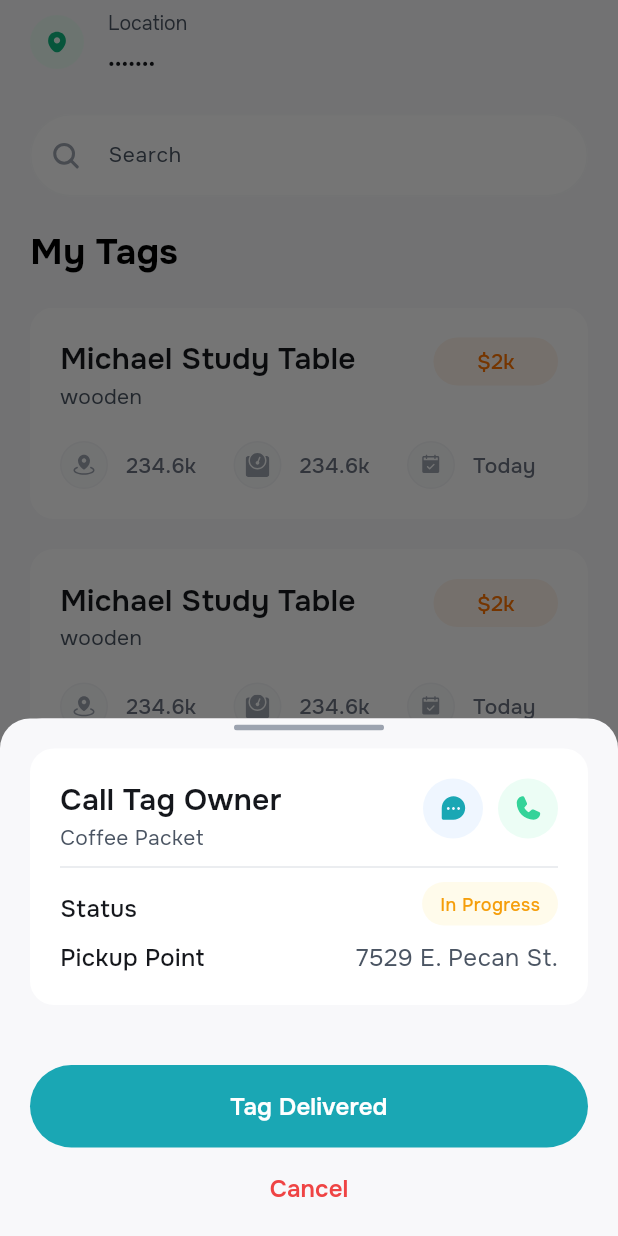
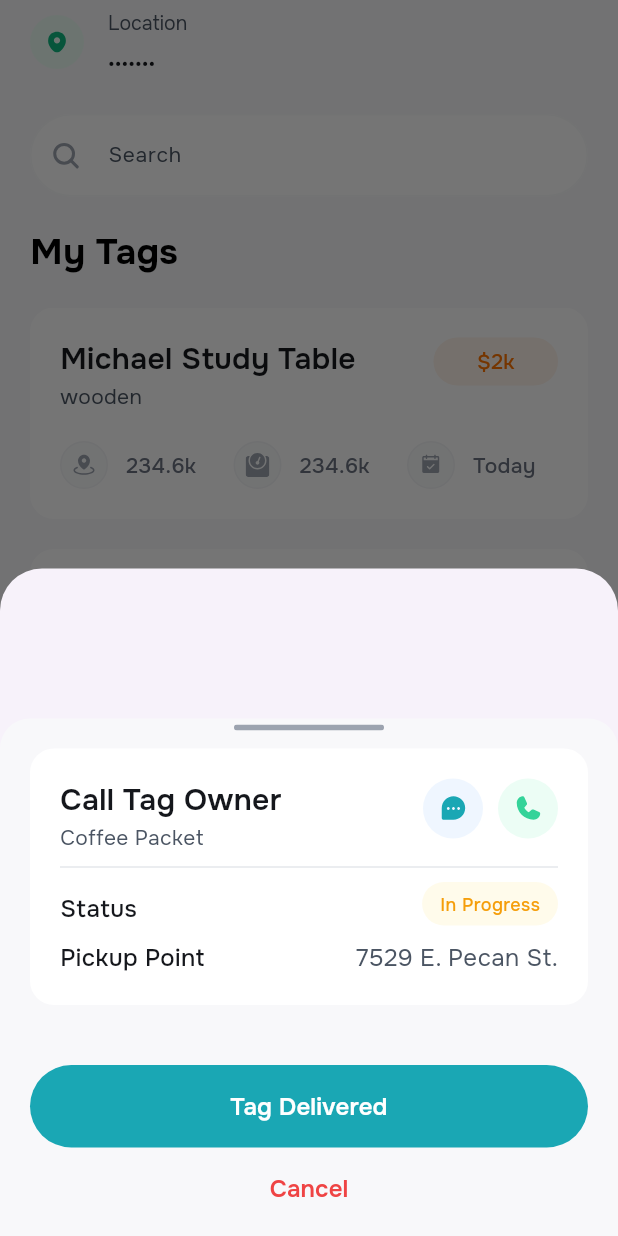
Before and after one commit to fatima-tehreem09/parcel_delivery_app, a Flutter app: the CameraPage screen opened by its route, item 3 of the bottom bar chosen, on a phone screen of 412 x 824 dp. Run offline on Flutter 3.47's test engine with Material 3 defaults, Android fonts, the phone set to English and light mode, and no system bars; our stand-ins replace cached_network_image, camera, dio, flutter_riverpod, flutter_svg, freezed_annotation and 9 more; missing offline and left inert: custom_info_window, reusables; accounts and stored records are empty; generated files the repository leaves out were written again; project files that could hold a hidden picture were left out.

```diff
--- a/lib/src/features/home/views/camera.dart
+++ b/lib/src/features/home/views/camera.dart
@@ -162,8 +162,8 @@ class _CameraPageState extends State<CameraPage> {
                       onPressed: () {
                         if (isTagDelivered) {
                           context.pop();
-                          context.pop();
                           const TagDeliveredDialog().show(context);
+                          // context.goNamed(Home.name);
                         } else {
                           context.pop();
                           showModalBottomSheet(
--- a/lib/src/features/home/widgets/sheet_layout.dart
+++ b/lib/src/features/home/widgets/sheet_layout.dart
@@ -10,7 +10,10 @@ class SheetLayout extends StatelessWidget {
   @override
   Widget build(BuildContext context) {
     return Container(
-      padding: const EdgeInsets.symmetric(horizontal: 20),
+      padding: const EdgeInsets.symmetric(
+        horizontal: 20,
+      ),
+      margin: EdgeInsets.only(top: MediaQuery.of(context).padding.top + 100),
       decoration: const BoxDecoration(
         borderRadius: BorderRadius.only(
           topRight: Radius.circular(20),
```
Also changed, not shown: lib/src/features/home/views/driver_home.dart (+9 -2 lines).
